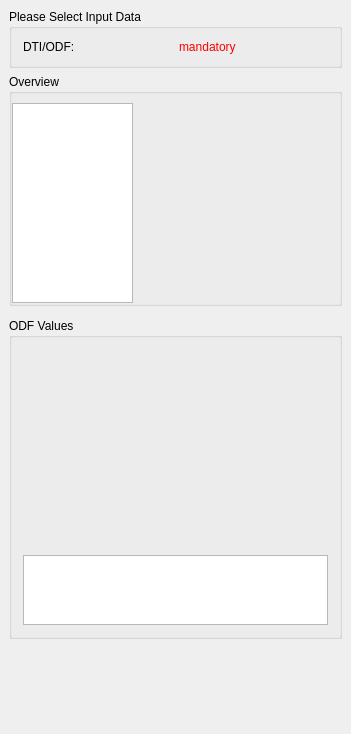
Old version of the form Plugins/org.mitk.gui.qt.diffusionimaging.reconstruction/src/internal/QmitkODFDetailsViewControls.ui in the repository MITK/MITK.
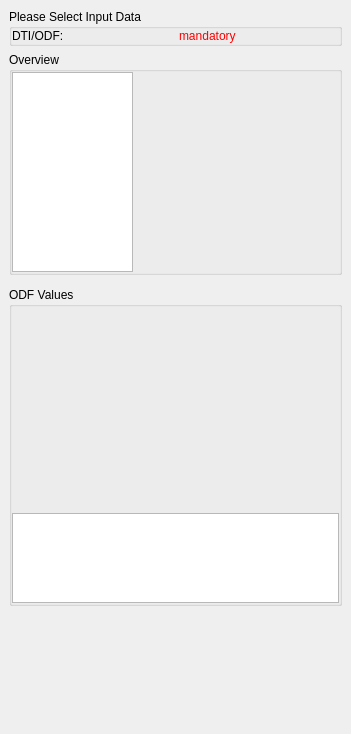
New version of the form. Custom widgets are drawn as their Qt base class.

Commit message: Refactor view layout

```diff
--- a/Plugins/org.mitk.gui.qt.diffusionimaging.reconstruction/src/internal/QmitkODFDetailsViewControls.ui
+++ b/Plugins/org.mitk.gui.qt.diffusionimaging.reconstruction/src/internal/QmitkODFDetailsViewControls.ui
@@ -41,6 +41,18 @@
       <string>Please Select Input Data</string>
      </property>
      <layout class="QGridLayout" name="gridLayout_3">
+      <property name="leftMargin">
+       <number>0</number>
+      </property>
+      <property name="topMargin">
+       <number>0</number>
+      </property>
+      <property name="rightMargin">
+       <number>0</number>
+      </property>
+      <property name="bottomMargin">
+       <number>0</number>
+      </property>
       <item row="0" column="0">
        <widget class="QLabel" name="label">
         <property name="text">
@@ -71,7 +83,7 @@
        <number>0</number>
       </property>
       <property name="topMargin">
-       <number>9</number>
+       <number>0</number>
       </property>
       <property name="rightMargin">
        <number>0</number>
@@ -162,6 +174,18 @@
       <string>ODF Values</string>
      </property>
      <layout class="QGridLayout" name="gridLayout_2">
+      <property name="leftMargin">
+       <number>0</number>
+      </property>
+      <property name="topMargin">
+       <number>0</number>
+      </property>
+      <property name="rightMargin">
+       <number>0</number>
+      </property>
+      <property name="bottomMargin">
+       <number>0</number>
+      </property>
       <item row="2" column="0">
        <widget class="QTextEdit" name="m_OdfValuesTextEdit">
         <property name="readOnly">
```
The commit also changes 12 other files.
